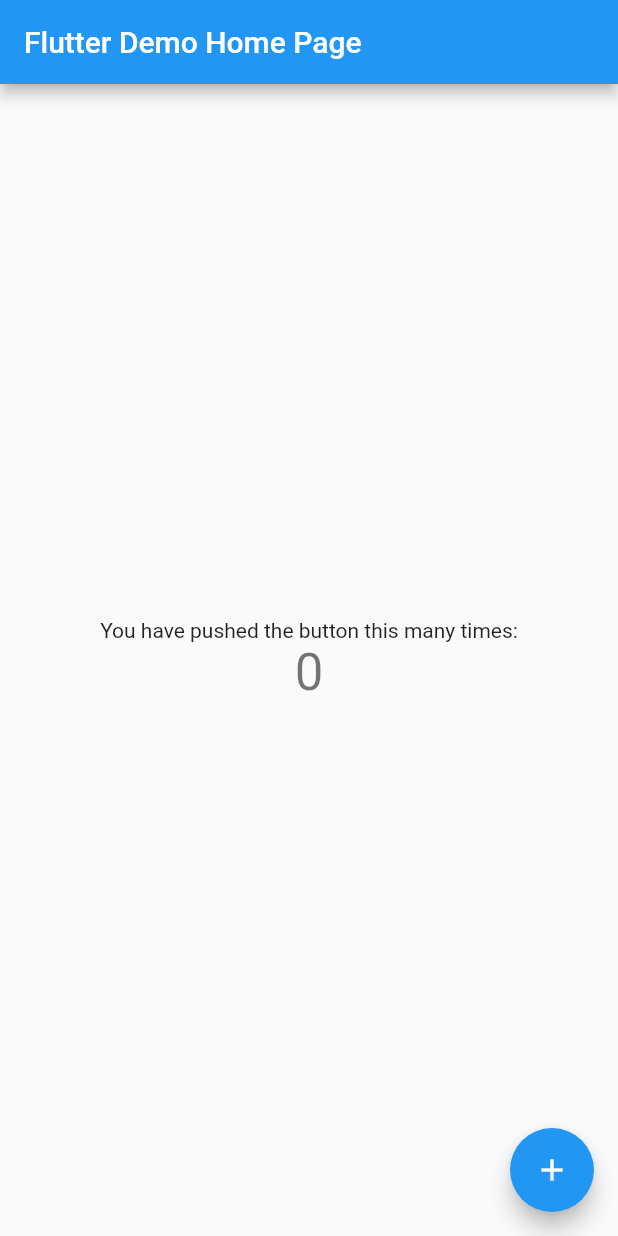
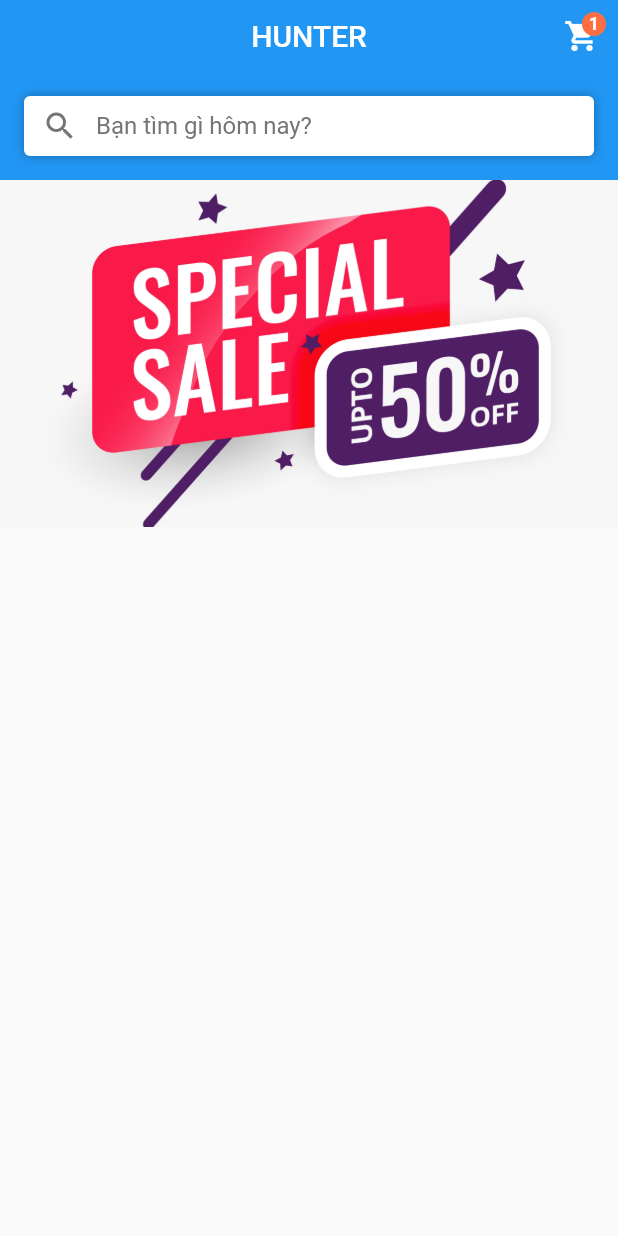
Before and after one commit to danhquyen0109/clothing_store, a Flutter app: the screen it shows after launch, on a phone screen of 412 x 824 dp. Run offline on Flutter 3.47's test engine with Material 2 defaults, Android fonts, the phone set to English and light mode, and no system bars.

Commit message:
first commit

```diff
--- a/lib/main.dart
+++ b/lib/main.dart
@@ -1,63 +1,17 @@
+import 'package:clothing_store/view/pages/home/home.dart';
 import 'package:flutter/material.dart';
 
 void main() => runApp(MyApp());
 
 class MyApp extends StatelessWidget {
-  // This widget is the root of your application.
   @override
   Widget build(BuildContext context) {
     return MaterialApp(
-      title: 'Flutter Demo',
+      title: 'Clothing Store',
       theme: ThemeData(
         primarySwatch: Colors.blue,
       ),
-      home: MyHomePage(title: 'Flutter Demo Home Page'),
+      home: HomePage(),
     );
   }
 }
-
-class MyHomePage extends StatefulWidget {
-  MyHomePage({Key key, this.title}) : super(key: key);
-  final String title;
-
-  @override
-  _MyHomePageState createState() => _MyHomePageState();
-}
-
-class _MyHomePageState extends State<MyHomePage> {
-  int _counter = 0;
-
-  void _incrementCounter() {
-    setState(() {
-      _counter++;
-    });
-  }
-
-  @override
-  Widget build(BuildContext context) {
-    return Scaffold(
-      appBar: AppBar(
-        title: Text(widget.title),
-      ),
-      body: Center(
-        child: Column(
-          mainAxisAlignment: MainAxisAlignment.center,
-          children: <Widget>[
-            Text(
-              'You have pushed the button this many times:',
-            ),
-            Text(
-              '$_counter',
-              style: Theme.of(context).textTheme.display1,
-            ),
-          ],
-        ),
-      ),
-      floatingActionButton: FloatingActionButton(
-        onPressed: _incrementCounter,
-        tooltip: 'Increment',
-        child: Icon(Icons.add),
-      ), // This trailing comma makes auto-formatting nicer for build methods.
-    );
-  }
-}
--- /dev/null
+++ b/lib/presenter/mock_data/mock_data.dart
@@ -0,0 +1,8 @@
+import 'package:flutter/material.dart';
+
+List<ImageProvider> homeBanners = [
+  AssetImage('assets/img/home_banners/sale_off.jpg'),
+  AssetImage('assets/img/home_banners/sale_off.jpg'),
+  AssetImage('assets/img/home_banners/sale_off.jpg'),
+  AssetImage('assets/img/home_banners/sale_off.jpg'),
+];
--- /dev/null
+++ b/lib/view/pages/home/home.dart
@@ -0,0 +1,35 @@
+import 'package:clothing_store/presenter/mock_data/mock_data.dart';
+import 'package:clothing_store/view/widgets/appbar/appbar.dart';
+import 'package:clothing_store/view/widgets/banner/banners.dart';
+import 'package:flutter/material.dart';
+
+class HomePage extends StatefulWidget {
+  static const String route = '/home';
+  @override
+  State<StatefulWidget> createState() {
+    return _HomePageState();
+  }
+}
+
+class _HomePageState extends State<HomePage> {
+  @override
+  Widget build(BuildContext context) {
+    return Scaffold(
+      body: CustomScrollView(
+        slivers: <Widget>[
+          AppBarHome(),
+          BannerView(
+            items: homeBanners,
+            aspectRatio: 1.78,
+          ),
+          SliverFixedExtentList(
+            itemExtent: 56.0,
+            delegate: SliverChildBuilderDelegate((context, index) {
+              return Container();
+            }),
+          ),
+        ],
+      ),
+    );
+  }
+}
--- a/pubspec.yaml
+++ b/pubspec.yaml
@@ -70,3 +70,5 @@
   #
   # For details regarding fonts from package dependencies,
   # see https://flutter.dev/custom-fonts/#from-packages
+  assets:
+    - assets/img/home_banners/sale_off.jpg
```
Also changed, not shown: lib/view/widgets/appbar/appbar.dart (added, +88 -0 lines), lib/view/widgets/banner/banners.dart (added, +35 -0 lines), assets/img/home_banners/sale_off.jpg (added).
